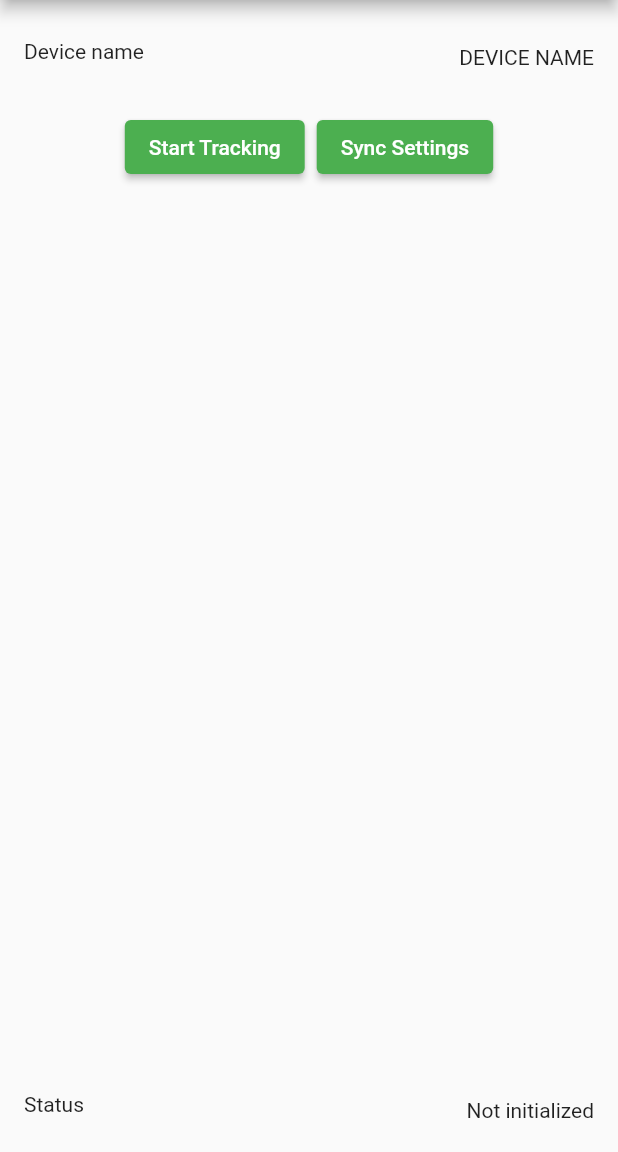
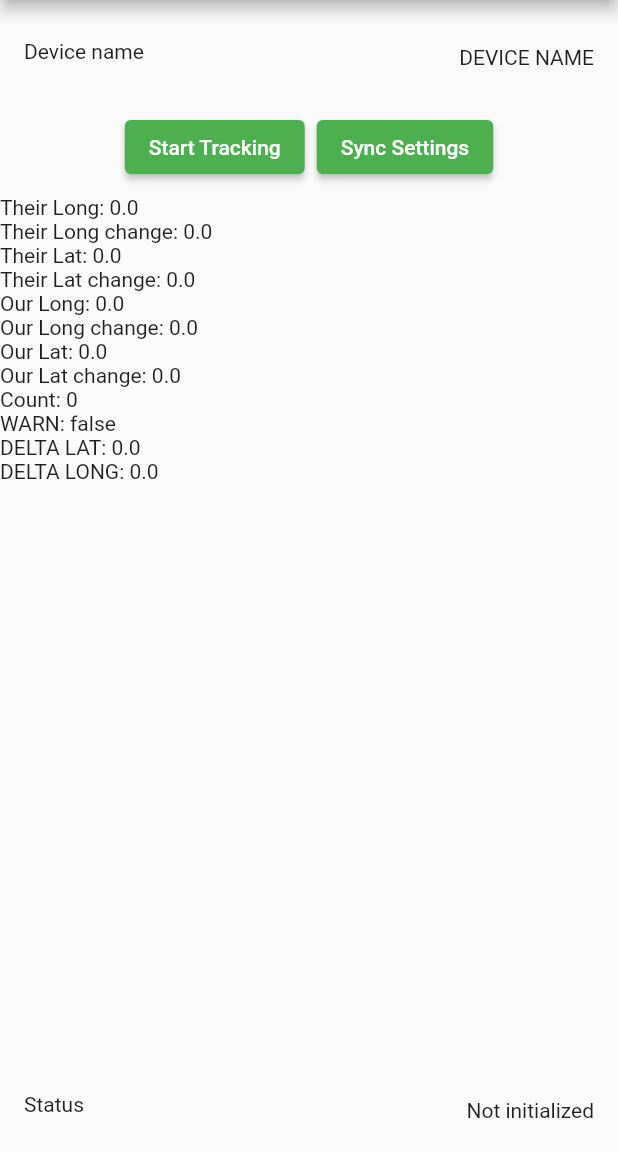
Before and after one commit to ShreyasPeddi/Accident-Detection, a Flutter app: the screen it shows after launch, on a phone screen of 412 x 824 dp, the part 84-1236 px from its top. Run offline on Flutter 3.47's test engine with Material 2 defaults, Android fonts, the phone set to English and light mode, and no system bars; our stand-ins replace firebase_core; missing offline and left inert: hypertrack_plugin; accounts and stored records are empty; generated files the repository leaves out were written again; network calls fail.

Commit message:
add system

```diff
--- a/lib/main.dart
+++ b/lib/main.dart
@@ -1,14 +1,16 @@
+import 'dart:async';
+import 'dart:convert';
+
 import 'package:flutter/material.dart';
 import 'package:hypertrack_plugin/const/constants.dart';
 import 'package:hypertrack_plugin/hypertrack.dart';
 import 'package:firebase_core/firebase_core.dart';
 import 'firebase_options.dart';
-import 'package:flutter_dotenv/flutter_dotenv.dart';
-
-
+import 'package:http/http.dart' as http;
+// import 'package:flutter_dotenv/flutter_dotenv.dart';
 
 Future main() async {
-  await dotenv.load();
+  // await dotenv.load();
 
   WidgetsFlutterBinding.ensureInitialized();
   runApp(const MyApp());
@@ -32,12 +34,76 @@ class _MyAppState extends State<MyApp> {
   final String _deviceName = "DEVICE NAME";
   String _result = 'Not initialized';
   bool isRunning = false;
+  late Timer timer;
+  double longitude1 = 0;
+  double deltaLong1 = 0;
+  double latitude1 = 0;
+  double deltaLat1 = 0;
+  double longitude2 = 0;
+  double deltaLong2 = 0;
+  double latitude2 = 0;
+  double deltaLat2 = 0;
+  int count = 0;
+  bool shouldWarn = false;
+  bool isShowingPopup = false;
 
   @override
   void initState() {
     super.initState();
     // Firebase.initializeApp(options: DefaultFirebaseOptions.currentPlatform);
     initHyperTrack();
+
+    this.timer = Timer.periodic(new Duration(seconds: 5), (timer) async {
+      print(timer.tick);
+      http.Response response1 = await http.get(
+          Uri.parse(
+              'https://v3.api.hypertrack.com/devices/09D92AA3-92A2-3409-B3B9-7F94F4D4F6F3/'),
+          headers: {
+            'Authorization':
+                "Basic dHJDd0hwYS1QUVpmTG5nNFExWGZUcGJLZWZVOmxOTTljc1pYN1FYME5PQ3RrU1NjYVJSYjVlMWYtSlk1RFJhXzRta1c1V1RhREtJSE0wWk96UQ=="
+          });
+
+      http.Response response2 = await http.get(
+          Uri.parse(
+              'https://v3.api.hypertrack.com/devices/BADF4DC9-B768-43A6-80A7-1295B419EAC2/'),
+          headers: {
+            'Authorization':
+                "Basic dHJDd0hwYS1QUVpmTG5nNFExWGZUcGJLZWZVOmxOTTljc1pYN1FYME5PQ3RrU1NjYVJSYjVlMWYtSlk1RFJhXzRta1c1V1RhREtJSE0wWk96UQ=="
+          });
+
+      if (response1.statusCode == 200) {
+        final dynamic data1 = jsonDecode(response1.body);
+        final dynamic data2 = jsonDecode(response2.body);
+
+        setState(() {
+          deltaLong1 =
+              longitude1 - data1["location"]["geometry"]["coordinates"][0];
+          longitude1 = data1["location"]["geometry"]["coordinates"][0];
+          deltaLat1 =
+              latitude1 - data1["location"]["geometry"]["coordinates"][1];
+          latitude1 = data1["location"]["geometry"]["coordinates"][1];
+
+          deltaLong2 =
+              longitude2 - data2["location"]["geometry"]["coordinates"][0];
+          longitude2 = data2["location"]["geometry"]["coordinates"][0];
+          deltaLat2 =
+              latitude2 - data2["location"]["geometry"]["coordinates"][1];
+          latitude2 = data2["location"]["geometry"]["coordinates"][1];
+          count++;
+
+          shouldWarn = (latitude1 - latitude2).abs() * 10000 < 1.91 &&
+              (longitude1 - longitude2).abs() * 10000 < 2.1;
+        });
+      } else {
+        print("ERROR: ${response1.statusCode}");
+      }
+    });
+  }
+
+  @override
+  void deactivate() {
+    super.deactivate();
+    this.timer.cancel();
   }
 
   @override
@@ -81,6 +147,23 @@ class _MyAppState extends State<MyApp> {
                   ),
                 ],
               ),
+              if (shouldWarn)
+                AlertDialog(
+                  title: const Text('COLLISION COURSE'),
+                  content: const Text('Collision Course'),
+                ),
+              Text("Their Long: $longitude1"),
+              Text("Their Long change: $deltaLong1"),
+              Text("Their Lat: $latitude1"),
+              Text("Their Lat change: $deltaLat1"),
+              Text("Our Long: $longitude2"),
+              Text("Our Long change: $deltaLong2"),
+              Text("Our Lat: $latitude2"),
+              Text("Our Lat change: $deltaLat2"),
+              Text("Count: $count"),
+              Text("WARN: $shouldWarn"),
+              Text("DELTA LAT: ${(latitude1 - latitude2).abs() * 10000}"),
+              Text("DELTA LONG: ${(longitude1 - longitude2).abs() * 10000}"),
             ],
           ),
           bottomNavigationBar: ListTile(
--- a/pubspec.yaml
+++ b/pubspec.yaml
@@ -33,6 +33,7 @@ dependencies:
       ref: master # specify branch name or commit hash here
   firebase_core: ^1.22.0
   flutter_dotenv: ^5.0.2
+  http: ^0.13.5
   # firebase_core: ^1.19.1
   # firebase_messaging: ^11.4.4
 
```
Also changed, not shown: pubspec.lock.
